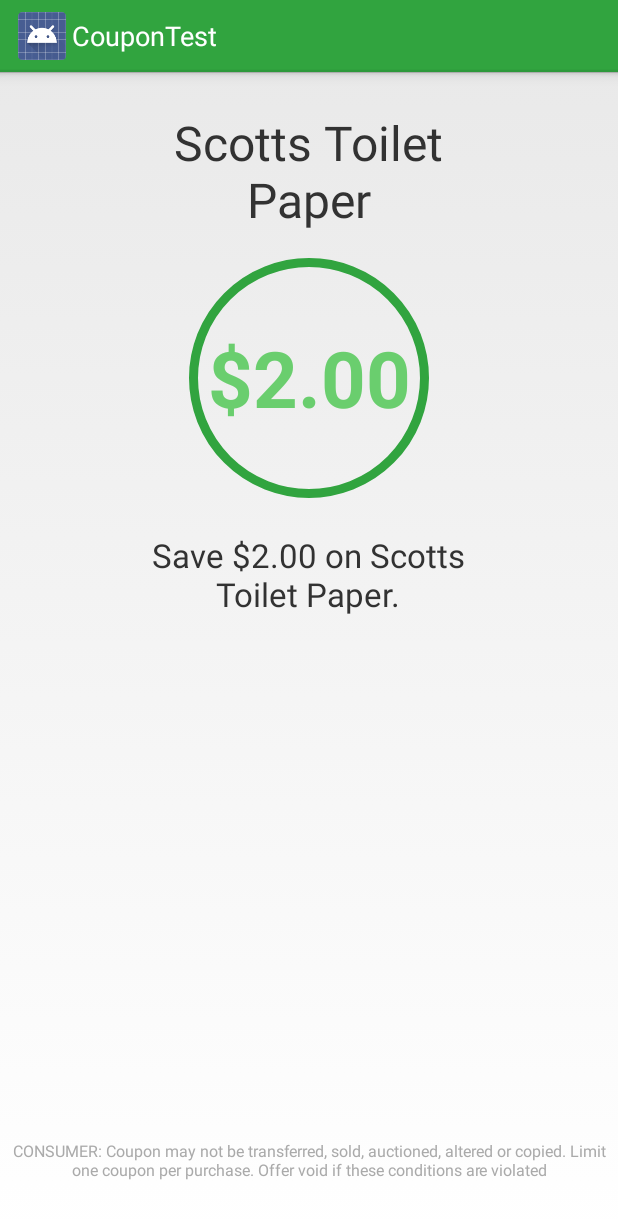
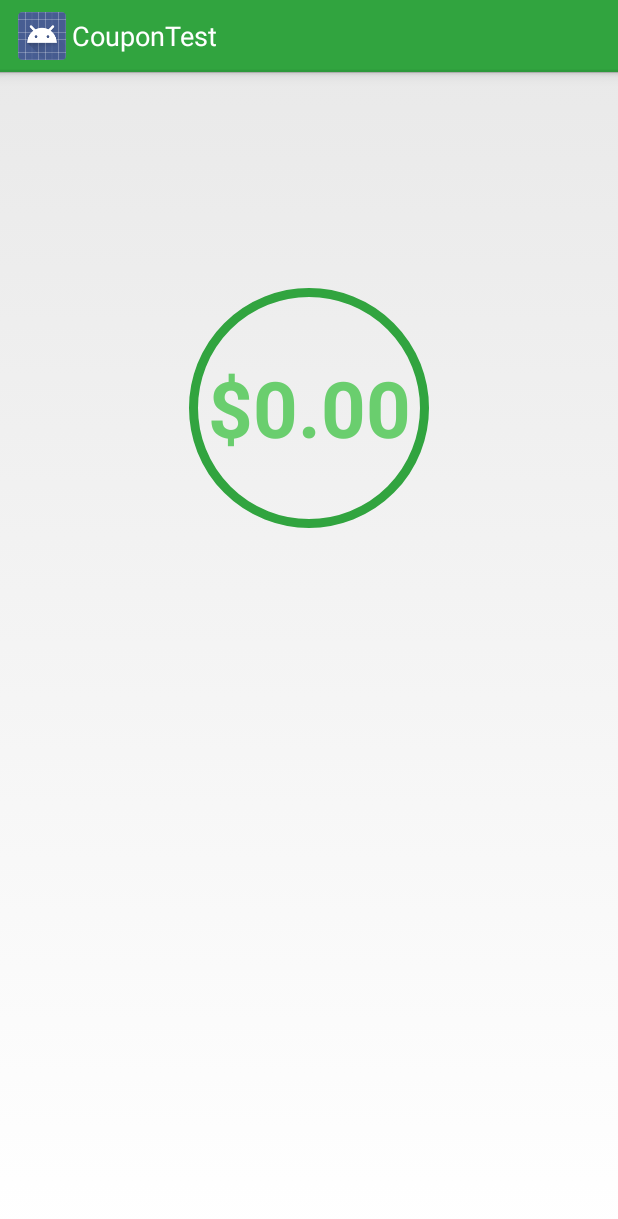
Before and after one commit to johnhiott/tme_event, an Android app: the CouponDetailActivity screen opened directly, with no data from a screen before it, on a phone screen of 412 x 824 dp. Shown: the top 1219 px of the screen. Run offline under Robolectric (Android 15) with nearby library versions, the phone set to English and light mode, and no system bars; our stand-ins replace ButterKnife.

Commit message:
Finished detail view.

```diff
--- a/app/src/main/java/tme/transactthis/com/couponquest/CouponDetailActivity.java
+++ b/app/src/main/java/tme/transactthis/com/couponquest/CouponDetailActivity.java
@@ -4,6 +4,8 @@
 import android.content.Intent;
 import android.os.Bundle;
 import android.widget.TextView;
+
+import java.text.NumberFormat;
 
 import butterknife.ButterKnife;
 import butterknife.InjectView;
@@ -14,6 +16,11 @@
  * Created by Chris Ollenburg on 7/12/14.
  */
 public class CouponDetailActivity extends Activity {
+    private static final String COUPON_SHORT_DESC_KEY = "COUPON_SHORT_DESC_KEY";
+    private static final String COUPON_VALUE_KEY = "COUPON_CATEGORY_VALUE_KEY";
+    private static final String COUPON_DESCRIPTION_KEY = "COUPON_DESCRIPTION_KEY";
+    private static final String COUPON_TERMS_KEY = "COUPON_TERMS_KEY";
+
     private static final String TAG = CouponDetailActivity.class.getSimpleName();
 
     @InjectView(R.id.coupon_title_tv)
@@ -25,8 +32,26 @@
     @InjectView(R.id.coupon_disclaimer_tv)
     TextView couponDisclaimer;
 
+    public static void startDetailActivity(Activity caller, String shortDesc, int value, String description, String terms)
+    {
+        Intent intent = new Intent(caller, CouponDetailActivity.class);
+        intent.putExtra(COUPON_SHORT_DESC_KEY, shortDesc);
+        intent.putExtra(COUPON_VALUE_KEY, value);
+        intent.putExtra(COUPON_DESCRIPTION_KEY, description);
+        intent.putExtra(COUPON_TERMS_KEY, terms);
+        caller.startActivity(intent);
+    }
 
-    private ICoupon mCoupon;
+    //Takes the dollar value as cents and prints out a string
+    public String convertToDollars(int value)
+    {
+        int dollars = value/100;
+        int cents = value%100;
+        String temp = String.valueOf(dollars) + "." + String.valueOf(cents);
+        Double dub = Double.parseDouble(temp);
+        String money = NumberFormat.getCurrencyInstance().format(dub);
+        return money;
+    }
 
     protected void onCreate(Bundle savedInstanceState) {
         super.onCreate(savedInstanceState);
@@ -34,11 +59,15 @@
         ButterKnife.inject(this);
 
         Intent intent = getIntent();
-        mCoupon  = (ICoupon) intent.getSerializableExtra(getString(R.string.COUPON_KEY));
+        String shortDesc = intent.getStringExtra(COUPON_SHORT_DESC_KEY);
+        int intCategoryValue = intent.getIntExtra(COUPON_VALUE_KEY, 0);
+        String categoryValue = convertToDollars(intCategoryValue);
+        String description = intent.getStringExtra(COUPON_DESCRIPTION_KEY);
+        String terms = intent.getStringExtra(COUPON_TERMS_KEY);
 
-        couponTitle.setText(mCoupon.getShortDescription());
-        couponDollarAmount.setText(mCoupon.getCategoryValue());
-        couponDetail.setText(mCoupon.getDescription());
-        couponDisclaimer.setText(mCoupon.getTerms());
+        couponTitle.setText(shortDesc);
+        couponDollarAmount.setText(categoryValue);
+        couponDetail.setText(description);
+        couponDisclaimer.setText(terms);
     }
 }
--- a/app/src/main/java/tme/transactthis/com/couponquest/MainActivity.java
+++ b/app/src/main/java/tme/transactthis/com/couponquest/MainActivity.java
@@ -56,9 +56,8 @@
 
     @Override
     public void onListItemClick(ListView l, View v, int position, long id){
-        Intent intent = new Intent(this, CouponDetailActivity.class);
-        intent.putExtra( getString(R.string.COUPON_KEY), (Coupon) mCoupons.get(position));
-        startActivity(intent);
+        ICoupon coupon = mCoupons.get(position);
+        CouponDetailActivity.startDetailActivity(this, coupon.getShortDescription(), coupon.getValue(), coupon.getDescription(), coupon.getTerms());
     }
 
     @Override
--- a/app/src/main/res/drawable/circle.xml
+++ b/app/src/main/res/drawable/circle.xml
@@ -8,4 +8,7 @@
     android:width="6dp"
     android:color="@color/chateau_green" />
 
+    <solid
+        android:color="@android:color/transparent" />
+
 </shape>
--- a/app/src/main/res/layout/coupon_detail_activity.xml
+++ b/app/src/main/res/layout/coupon_detail_activity.xml
@@ -8,12 +8,14 @@
     <TextView
         android:id="@+id/coupon_title_tv"
         android:layout_width="250dp"
-        android:layout_height="100dp"
+        android:layout_height="120dp"
         android:layout_alignParentTop="true"
         android:layout_centerHorizontal="true"
         android:layout_marginBottom="8dp"
         android:layout_marginTop="16dp"
         android:gravity="center"
+        android:lines="3"
+        android:ellipsize="end"
         android:text="@string/sample_coupon_text"
         android:textSize="32sp" />
 
@@ -44,6 +46,8 @@
         android:layout_marginTop="16dp"
         android:gravity="center"
         android:text="Save $2.00 on Scotts Toilet Paper."
+        android:lines="2"
+        android:ellipsize="end"
         android:textSize="22sp"/>
 
     <TextView
@@ -57,6 +61,8 @@
         android:paddingRight="8dp"
         android:text="@string/consumer_warning_text"
         android:textColor="@android:color/darker_gray"
+        android:lines="3"
+        android:ellipsize="end"
         android:textSize="10.5sp"/>
 
 </RelativeLayout>
--- a/app/src/main/res/values/strings.xml
+++ b/app/src/main/res/values/strings.xml
@@ -6,10 +6,11 @@
     <string name="action_settings">Settings</string>
     <string name="expires">Expires: </string>
     <string name="minimum">Minimum: </string>
-    <string name="COUPON_KEY">COUPONKEY</string>
     <string name="ButtonText">Unlock</string>
-    <string name="sample_coupon_text">Scotts Toilet Paper</string>
+    <string name="sample_coupon_text">Save $1.00 on ONE (1) package of SCOTT Bath</string>
     <string name="sample_coupon_price">$2.00</string>
     <string name="consumer_warning_text">CONSUMER: Coupon may not be transferred, sold, auctioned, altered or copied. Limit one coupon per purchase. Offer void if these conditions are violated</string>
 
+    <string name="COUPON_KEY">COUPONKEY</string>
+
 </resources>
```
